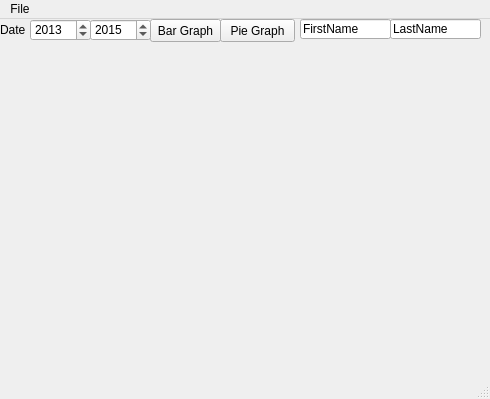
First picture: the form in mainwindow.ui, repository TeamGrapefuit/SourceCode, before the edit.
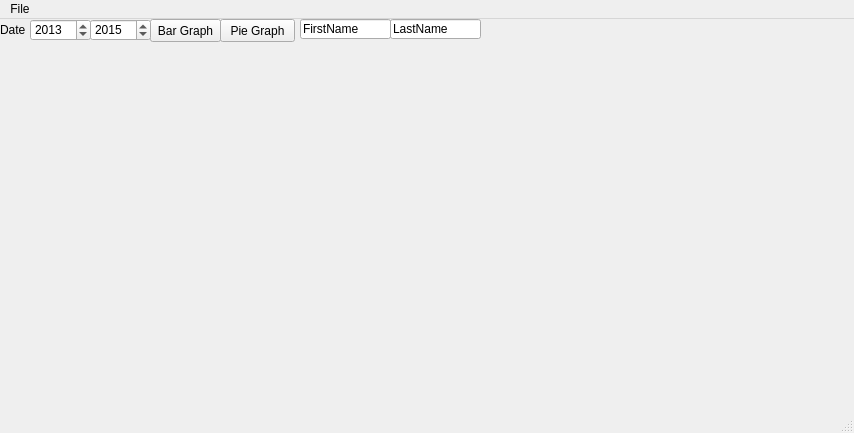
Second picture: the form after the edit.

Commit message: PUSH DAMN YOU(windows maximized and cleaned memory)

Diff of the .ui file:
```diff
--- a/mainwindow.ui
+++ b/mainwindow.ui
@@ -6,8 +6,8 @@
    <rect>
     <x>0</x>
     <y>0</y>
-    <width>490</width>
-    <height>399</height>
+    <width>854</width>
+    <height>433</height>
    </rect>
   </property>
   <property name="windowTitle">
@@ -150,7 +150,7 @@
     <rect>
      <x>0</x>
      <y>0</y>
-     <width>490</width>
+     <width>854</width>
      <height>26</height>
     </rect>
    </property>
```
Left out of the diff: 18 changed lines with no effect on the pictures. The commit also changes 3 other files.
